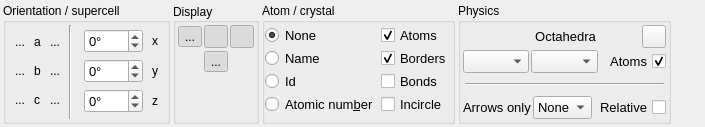
The window that tabs/visuals.ui (piti-diablotin/qAgate) describes before a commit, drawn with Qt 5.
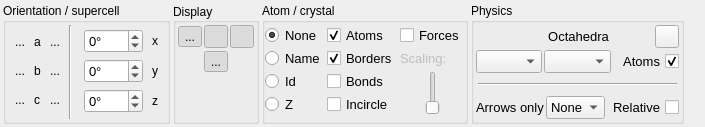
The same window after the commit. Icons and pictures are not drawn.

Commit message: Add force display and scaling factor

```diff
--- a/tabs/visuals.ui
+++ b/tabs/visuals.ui
@@ -799,7 +799,7 @@
          <string>Display atomic number of atoms</string>
         </property>
         <property name="text">
-         <string>Atomic num&amp;ber</string>
+         <string>Z</string>
         </property>
         <attribute name="buttonGroup">
          <string notr="true">displayGroup</string>
@@ -926,6 +926,56 @@
         </attribute>
        </widget>
       </item>
+      <item row="0" column="2">
+       <widget class="QCheckBox" name="force">
+        <property name="font">
+         <font>
+          <pointsize>10</pointsize>
+         </font>
+        </property>
+        <property name="text">
+         <string>Forces</string>
+        </property>
+       </widget>
+      </item>
+      <item row="1" column="2">
+       <widget class="QLabel" name="forceFactorLabel">
+        <property name="enabled">
+         <bool>false</bool>
+        </property>
+        <property name="font">
+         <font>
+          <pointsize>10</pointsize>
+         </font>
+        </property>
+        <property name="text">
+         <string>Scaling:</string>
+        </property>
+       </widget>
+      </item>
+      <item row="2" column="2" rowspan="2">
+       <layout class="QHBoxLayout" name="horizontalLayout_6">
+        <item>
+         <widget class="QSlider" name="forceFactor">
+          <property name="enabled">
+           <bool>false</bool>
+          </property>
+          <property name="minimum">
+           <number>50</number>
+          </property>
+          <property name="maximum">
+           <number>1000</number>
+          </property>
+          <property name="singleStep">
+           <number>10</number>
+          </property>
+          <property name="orientation">
+           <enum>Qt::Vertical</enum>
+          </property>
+         </widget>
+        </item>
+       </layout>
+      </item>
      </layout>
     </widget>
    </item>
```
Left out of the diff: 37 changed lines with no effect on the pictures. The commit also changes 3 other files.
